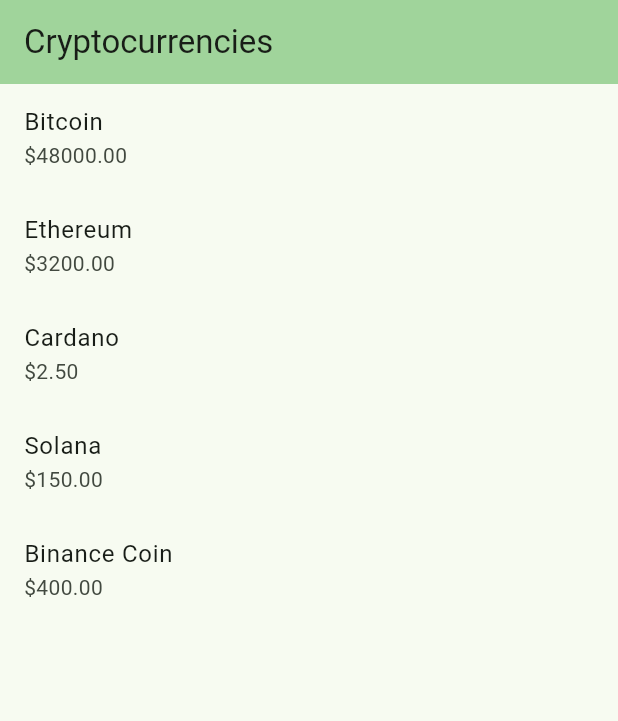
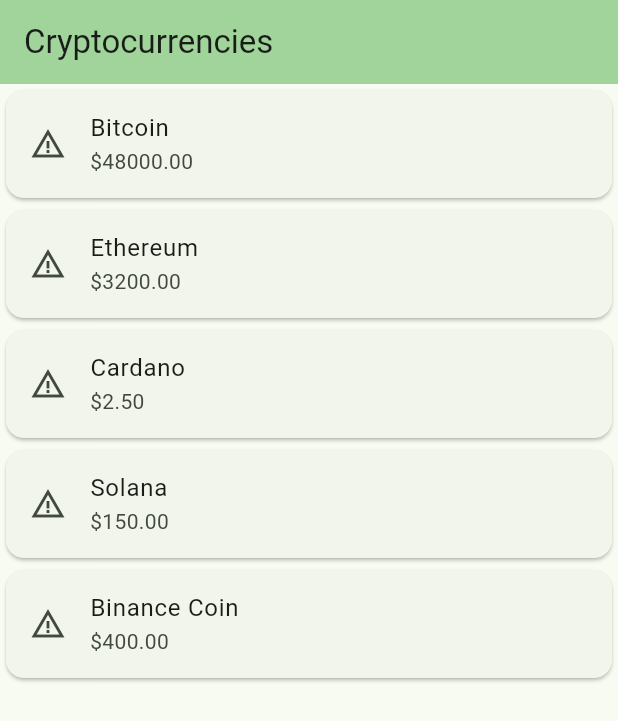
Before and after one commit to voidrlm/Crypto-Ticker-Flutter-App, a Flutter app: the screen it shows after launch, on a phone screen of 412 x 824 dp. Shown: the top 721 px of the screen. Run offline on Flutter 3.47's test engine with Material 2 defaults, Android fonts, the phone set to English and light mode, and no system bars; our stand-ins replace dio; network calls fail.

Commit message:
Design changes

```diff
--- a/lib/widgets/home/screen.dart
+++ b/lib/widgets/home/screen.dart
@@ -39,9 +39,13 @@
       body: ListView.builder(
         itemCount: cryptoPrices.length,
         itemBuilder: (BuildContext context, int index) {
-          return ListTile(
-            title: Text(cryptoPrices[index].name),
-            subtitle: Text('\$${cryptoPrices[index].price.toStringAsFixed(2)}'),
+          return Card(
+            child: ListTile(
+              leading: const Icon(Icons.warning_amber),
+              title: Text(cryptoPrices[index].name),
+              subtitle:
+                  Text('\$${cryptoPrices[index].price.toStringAsFixed(2)}'),
+            ),
           );
         },
       ),
```
